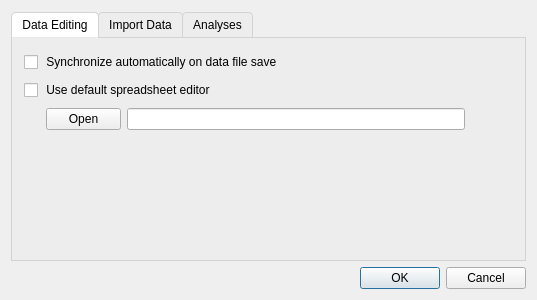
jasp-stats/jasp-desktop, file JASP-Desktop/preferencesdialog.ui: the form before one commit.
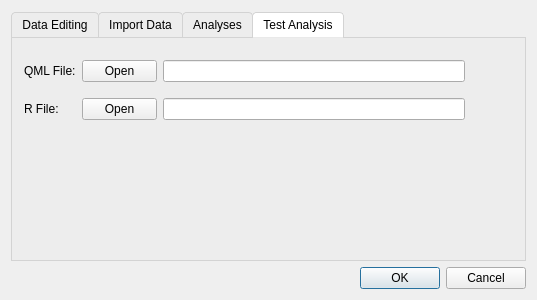
The form after the commit.

Commit message: Add QML Analyses Form support

```diff
--- a/JASP-Desktop/preferencesdialog.ui
+++ b/JASP-Desktop/preferencesdialog.ui
@@ -151,7 +151,7 @@
         <enum>QTabWidget::Rounded</enum>
        </property>
        <property name="currentIndex">
-        <number>0</number>
+        <number>3</number>
        </property>
        <property name="elideMode">
         <enum>Qt::ElideNone</enum>
@@ -160,7 +160,7 @@
         <attribute name="title">
          <string>Data Editing</string>
         </attribute>
-        <widget class="QWidget" name="">
+        <widget class="QWidget" name="layoutWidget">
          <property name="geometry">
           <rect>
            <x>12</x>
@@ -518,6 +518,107 @@
          </item>
         </layout>
        </widget>
+       <widget class="QWidget" name="tab_4">
+        <attribute name="title">
+         <string>Test Analysis</string>
+        </attribute>
+        <widget class="QWidget" name="layoutWidget">
+         <property name="geometry">
+          <rect>
+           <x>12</x>
+           <y>12</y>
+           <width>441</width>
+           <height>82</height>
+          </rect>
+         </property>
+         <layout class="QVBoxLayout" name="verticalLayout_2">
+          <item>
+           <layout class="QHBoxLayout" name="horizontalLayout">
+            <item>
+             <widget class="QLabel" name="label_3">
+              <property name="text">
+               <string>QML File:</string>
+              </property>
+             </widget>
+            </item>
+            <item>
+             <widget class="QPushButton" name="openQMLFile">
+              <property name="enabled">
+               <bool>true</bool>
+              </property>
+              <property name="maximumSize">
+               <size>
+                <width>75</width>
+                <height>16777215</height>
+               </size>
+              </property>
+              <property name="text">
+               <string>Open</string>
+              </property>
+              <property name="checkable">
+               <bool>false</bool>
+              </property>
+              <property name="autoDefault">
+               <bool>true</bool>
+              </property>
+              <property name="default">
+               <bool>false</bool>
+              </property>
+              <property name="flat">
+               <bool>false</bool>
+              </property>
+             </widget>
+            </item>
+            <item>
+             <widget class="QLineEdit" name="testAnalyseQMLName"/>
+            </item>
+           </layout>
+          </item>
+          <item>
+           <layout class="QHBoxLayout" name="horizontalLayout">
+            <item>
+             <widget class="QLabel" name="label_3">
+              <property name="text">
+               <string>R File:     </string>
+              </property>
+             </widget>
+            </item>
+            <item>
+             <widget class="QPushButton" name="openRFile">
+              <property name="enabled">
+               <bool>true</bool>
+              </property>
+              <property name="maximumSize">
+               <size>
+                <width>75</width>
+                <height>16777215</height>
+               </size>
+              </property>
+              <property name="text">
+               <string>Open</string>
+              </property>
+              <property name="checkable">
+               <bool>false</bool>
+              </property>
+              <property name="autoDefault">
+               <bool>true</bool>
+              </property>
+              <property name="default">
+               <bool>false</bool>
+              </property>
+              <property name="flat">
+               <bool>false</bool>
+              </property>
+             </widget>
+            </item>
+            <item>
+             <widget class="QLineEdit" name="testAnalyseRName"/>
+            </item>
+           </layout>
+          </item>
+         </layout>
+        </widget>
+       </widget>
       </widget>
      </item>
      <item>
```
The commit also changes 97 other files.
